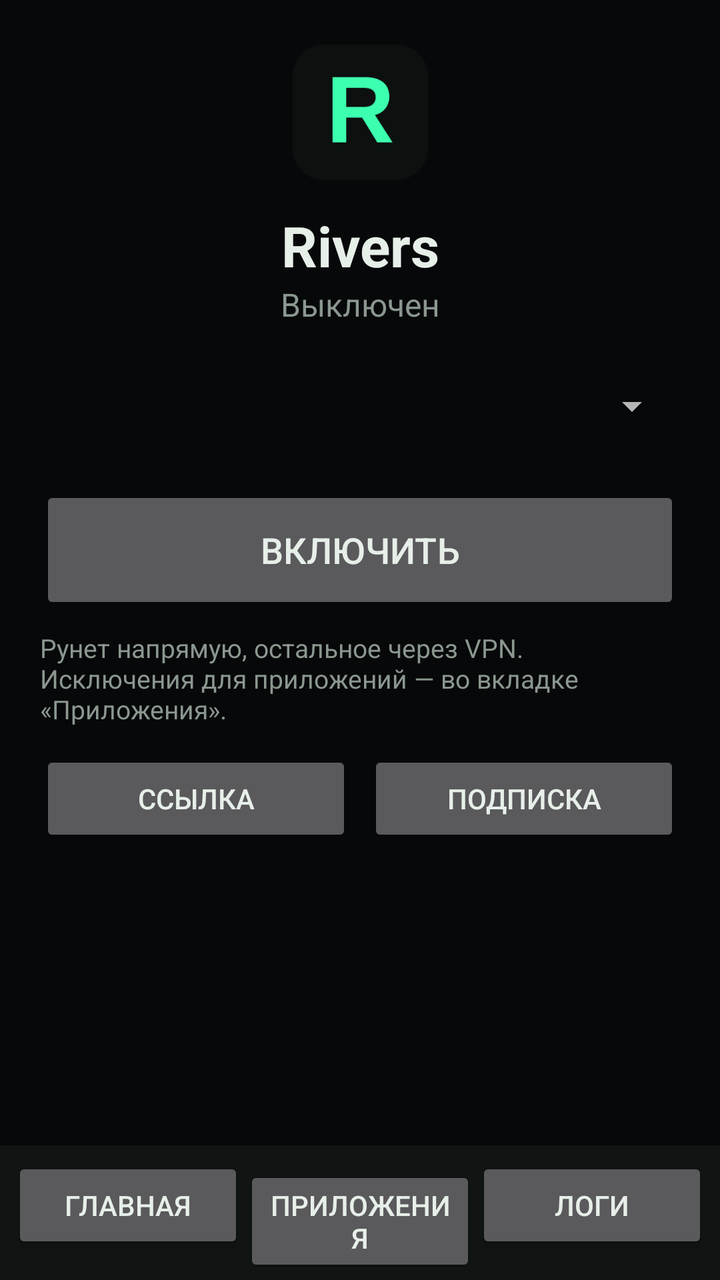
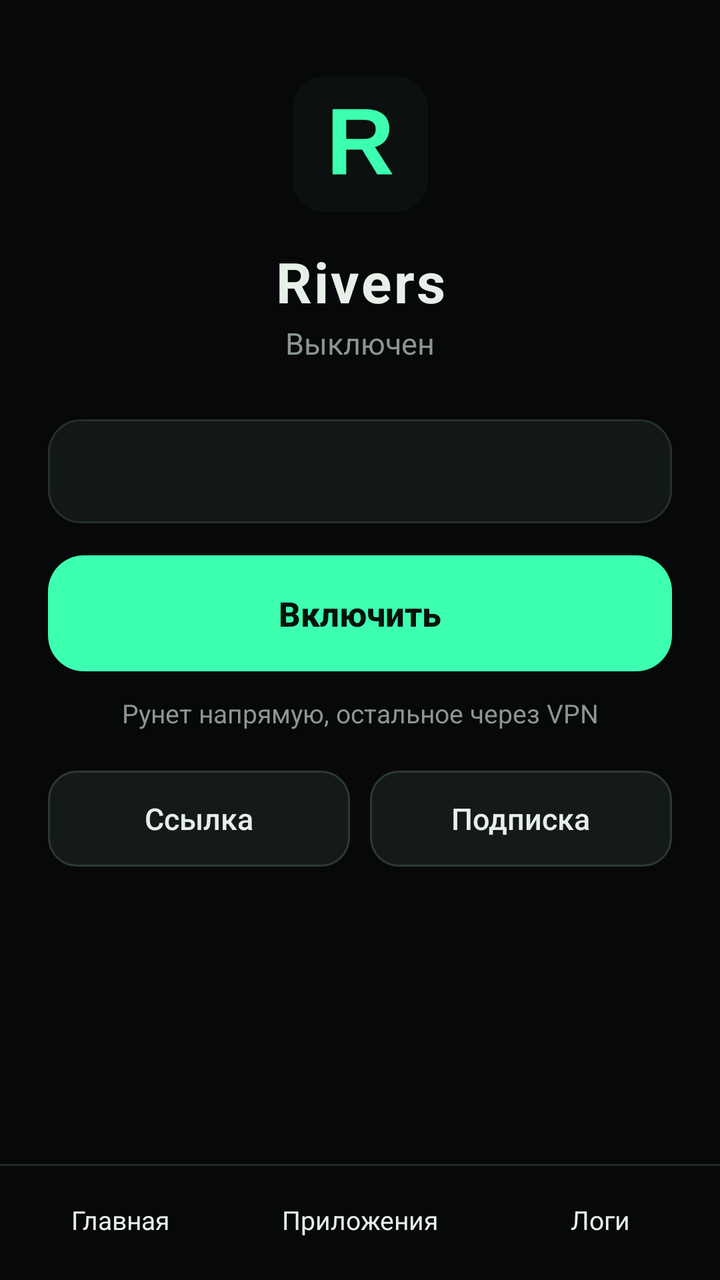

Compare the two renders of this Android layout. The source of the first and the diff that turns it into the second are given below.
<!-- AndroidManifest.xml: application theme Theme.Rivers -->
<!-- res/layout/activity_main.xml -->
<?xml version="1.0" encoding="utf-8"?>
<LinearLayout xmlns:android="http://schemas.android.com/apk/res/android"
    android:layout_width="match_parent"
    android:layout_height="match_parent"
    android:fitsSystemWindows="true"
    android:orientation="vertical">

    <FrameLayout
        android:layout_width="match_parent"
        android:layout_height="0dp"
        android:layout_weight="1">

        <ScrollView
            android:id="@+id/pageHome"
            android:layout_width="match_parent"
            android:layout_height="match_parent"
            android:fillViewport="true">

            <LinearLayout
                android:layout_width="match_parent"
                android:layout_height="wrap_content"
                android:orientation="vertical"
                android:padding="20dp">

                <ImageView
                    android:layout_width="72dp"
                    android:layout_height="72dp"
                    android:layout_gravity="center_horizontal"
                    android:contentDescription="Rivers"
                    android:src="@drawable/ic_launcher" />

                <TextView
                    android:layout_width="match_parent"
                    android:layout_height="wrap_content"
                    android:layout_marginTop="12dp"
                    android:gravity="center"
                    android:text="Rivers"
                    android:textSize="28sp"
                    android:textStyle="bold" />

                <TextView
                    android:id="@+id/status"
                    android:layout_width="match_parent"
                    android:layout_height="wrap_content"
                    android:gravity="center"
                    android:text="Выключен"
                    android:textColor="#8b978f"
                    android:textSize="16sp" />

                <Spinner
                    android:id="@+id/servers"
                    android:layout_width="match_parent"
                    android:layout_height="48dp"
                    android:layout_marginTop="16dp" />

                <Button
                    android:id="@+id/power"
                    android:layout_width="match_parent"
                    android:layout_height="64dp"
                    android:layout_marginTop="16dp"
                    android:text="Включить"
                    android:textSize="18sp" />

                <TextView
                    android:layout_width="match_parent"
                    android:layout_height="wrap_content"
                    android:layout_marginTop="8dp"
                    android:text="Рунет напрямую, остальное через VPN. Исключения для приложений — во вкладке «Приложения»."
                    android:textColor="#8b978f"
                    android:textSize="13sp" />

                <LinearLayout
                    android:layout_width="match_parent"
                    android:layout_height="wrap_content"
                    android:layout_marginTop="12dp"
                    android:orientation="horizontal">

                    <Button
                        android:id="@+id/addLink"
                        android:layout_width="0dp"
                        android:layout_height="wrap_content"
                        android:layout_weight="1"
                        android:text="Ссылка" />

                    <Button
                        android:id="@+id/addSub"
                        android:layout_width="0dp"
                        android:layout_height="wrap_content"
                        android:layout_marginStart="8dp"
                        android:layout_weight="1"
                        android:text="Подписка" />
                </LinearLayout>
            </LinearLayout>
        </ScrollView>

        <LinearLayout
            android:id="@+id/pageApps"
            android:layout_width="match_parent"
            android:layout_height="match_parent"
            android:orientation="vertical"
            android:padding="16dp"
            android:visibility="gone">

            <TextView
                android:layout_width="match_parent"
                android:layout_height="wrap_content"
                android:text="Приложения"
                android:textSize="22sp"
                android:textStyle="bold" />

            <TextView
                android:id="@+id/appsHint"
                android:layout_width="match_parent"
                android:layout_height="wrap_content"
                android:layout_marginTop="6dp"
                android:textColor="#8b978f"
                android:textSize="13sp" />

            <LinearLayout
                android:layout_width="match_parent"
                android:layout_height="wrap_content"
                android:layout_marginTop="10dp"
                android:orientation="horizontal">

                <Button
                    android:id="@+id/modeDirect"
                    android:layout_width="0dp"
                    android:layout_height="wrap_content"
                    android:layout_weight="1"
                    android:text="Напрямую" />

                <Button
                    android:id="@+id/modeVpn"
                    android:layout_width="0dp"
                    android:layout_height="wrap_content"
                    android:layout_marginStart="8dp"
                    android:layout_weight="1"
                    android:text="Через VPN" />
            </LinearLayout>

            <EditText
                android:id="@+id/appSearch"
                android:layout_width="match_parent"
                android:layout_height="wrap_content"
                android:layout_marginTop="8dp"
                android:hint="Поиск"
                android:inputType="text"
                android:textColorHint="#8b978f" />

            <ListView
                android:id="@+id/appList"
                android:layout_width="match_parent"
                android:layout_height="0dp"
                android:layout_marginTop="8dp"
                android:layout_weight="1" />
        </LinearLayout>

        <LinearLayout
            android:id="@+id/pageLogs"
            android:layout_width="match_parent"
            android:layout_height="match_parent"
            android:orientation="vertical"
            android:padding="16dp"
            android:visibility="gone">

            <LinearLayout
                android:layout_width="match_parent"
                android:layout_height="wrap_content"
                android:gravity="center_vertical"
                android:orientation="horizontal">

                <TextView
                    android:layout_width="0dp"
                    android:layout_height="wrap_content"
                    android:layout_weight="1"
                    android:text="Логи"
                    android:textSize="22sp"
                    android:textStyle="bold" />

                <Button
                    android:id="@+id/copyLogs"
                    android:layout_width="wrap_content"
                    android:layout_height="wrap_content"
                    android:text="Копировать" />
            </LinearLayout>

            <ScrollView
                android:layout_width="match_parent"
                android:layout_height="0dp"
                android:layout_marginTop="8dp"
                android:layout_weight="1">

                <TextView
                    android:id="@+id/logs"
                    android:layout_width="match_parent"
                    android:layout_height="wrap_content"
                    android:fontFamily="monospace"
                    android:text="Пока пусто."
                    android:textColor="#c9d4cc"
                    android:textSize="12sp" />
            </ScrollView>
        </LinearLayout>
    </FrameLayout>

    <LinearLayout
        android:layout_width="match_parent"
        android:layout_height="wrap_content"
        android:background="#101412"
        android:orientation="horizontal"
        android:padding="6dp">

        <Button
            android:id="@+id/tabHome"
            android:layout_width="0dp"
            android:layout_height="wrap_content"
            android:layout_weight="1"
            android:text="Главная" />

        <Button
            android:id="@+id/tabApps"
            android:layout_width="0dp"
            android:layout_height="wrap_content"
            android:layout_weight="1"
            android:text="Приложения" />

        <Button
            android:id="@+id/tabLogs"
            android:layout_width="0dp"
            android:layout_height="wrap_content"
            android:layout_weight="1"
            android:text="Логи" />
    </LinearLayout>
</LinearLayout>
<!-- resources referenced by this layout -->
<resources>
  <style name="Theme.Rivers" parent="android:Theme.Material.NoActionBar">
          <item name="android:statusBarColor">#07080a</item>
          <item name="android:navigationBarColor">#07080a</item>
          <item name="android:windowBackground">#07080a</item>
          <item name="android:colorAccent">#3dffb0</item>
          <item name="android:textColor">#e7efe9</item>
      </style>
  <!-- unchanged entries left out for length: 1 -->
</resources>

<!-- the commit's change to res/layout/activity_main.xml (unified diff, before → after) -->
@@ -20,20 +20,22 @@
                 android:layout_width="match_parent"
                 android:layout_height="wrap_content"
                 android:orientation="vertical"
-                android:padding="20dp">
+                android:padding="24dp">
 
                 <ImageView
                     android:layout_width="72dp"
                     android:layout_height="72dp"
                     android:layout_gravity="center_horizontal"
+                    android:layout_marginTop="12dp"
                     android:contentDescription="Rivers"
                     android:src="@drawable/ic_launcher" />
 
                 <TextView
                     android:layout_width="match_parent"
                     android:layout_height="wrap_content"
-                    android:layout_marginTop="12dp"
-                    android:gravity="center"
+                    android:layout_marginTop="14dp"
+                    android:gravity="center"
+                    android:letterSpacing="0.04"
                     android:text="Rivers"
                     android:textSize="28sp"
                     android:textStyle="bold" />
@@ -42,51 +44,57 @@
                     android:id="@+id/status"
                     android:layout_width="match_parent"
                     android:layout_height="wrap_content"
+                    android:layout_marginTop="2dp"
                     android:gravity="center"
                     android:text="Выключен"
-                    android:textColor="#8b978f"
-                    android:textSize="16sp" />
+                    android:textColor="#8B978F"
+                    android:textSize="15sp" />
 
                 <Spinner
                     android:id="@+id/servers"
                     android:layout_width="match_parent"
-                    android:layout_height="48dp"
-                    android:layout_marginTop="16dp" />
+                    android:layout_height="52dp"
+                    android:layout_marginTop="28dp"
+                    android:background="@drawable/bg_card"
+                    android:paddingStart="16dp"
+                    android:paddingEnd="16dp"
+                    android:popupBackground="#161B18" />
 
                 <Button
                     android:id="@+id/power"
-                    android:layout_width="match_parent"
-                    android:layout_height="64dp"
+                    style="@style/Rivers.Power"
+                    android:layout_width="match_parent"
+                    android:layout_height="58dp"
                     android:layout_marginTop="16dp"
-                    android:text="Включить"
-                    android:textSize="18sp" />
-
-                <TextView
-                    android:layout_width="match_parent"
-                    android:layout_height="wrap_content"
-                    android:layout_marginTop="8dp"
-                    android:text="Рунет напрямую, остальное через VPN. Исключения для приложений — во вкладке «Приложения»."
-                    android:textColor="#8b978f"
+                    android:text="Включить" />
+
+                <TextView
+                    android:layout_width="match_parent"
+                    android:layout_height="wrap_content"
+                    android:layout_marginTop="12dp"
+                    android:gravity="center"
+                    android:text="Рунет напрямую, остальное через VPN"
+                    android:textColor="#8B978F"
                     android:textSize="13sp" />
 
                 <LinearLayout
                     android:layout_width="match_parent"
                     android:layout_height="wrap_content"
-                    android:layout_marginTop="12dp"
+                    android:layout_marginTop="20dp"
                     android:orientation="horizontal">
 
                     <Button
                         android:id="@+id/addLink"
                         android:layout_width="0dp"
-                        android:layout_height="wrap_content"
+                        android:layout_height="48dp"
                         android:layout_weight="1"
                         android:text="Ссылка" />
 
                     <Button
                         android:id="@+id/addSub"
                         android:layout_width="0dp"
-                        android:layout_height="wrap_content"
-                        android:layout_marginStart="8dp"
+                        android:layout_height="48dp"
+                        android:layout_marginStart="10dp"
                         android:layout_weight="1"
                         android:text="Подписка" />
                 </LinearLayout>
@@ -98,14 +106,17 @@
             android:layout_width="match_parent"
             android:layout_height="match_parent"
             android:orientation="vertical"
-            android:padding="16dp"
+            android:paddingStart="20dp"
+            android:paddingTop="18dp"
+            android:paddingEnd="20dp"
+            android:paddingBottom="8dp"
             android:visibility="gone">
 
             <TextView
                 android:layout_width="match_parent"
                 android:layout_height="wrap_content"
                 android:text="Приложения"
-                android:textSize="22sp"
+                android:textSize="26sp"
                 android:textStyle="bold" />
 
             <TextView
@@ -113,46 +124,68 @@
                 android:layout_width="match_parent"
                 android:layout_height="wrap_content"
                 android:layout_marginTop="6dp"
-                android:textColor="#8b978f"
+                android:textColor="#8B978F"
                 android:textSize="13sp" />
 
             <LinearLayout
                 android:layout_width="match_parent"
                 android:layout_height="wrap_content"
-                android:layout_marginTop="10dp"
-                android:orientation="horizontal">
-
-                <Button
+                android:layout_marginTop="14dp"
+                android:background="@drawable/bg_segment"
+                android:orientation="horizontal"
+                android:padding="4dp">
+
+                <TextView
                     android:id="@+id/modeDirect"
                     android:layout_width="0dp"
-                    android:layout_height="wrap_content"
+                    android:layout_height="40dp"
                     android:layout_weight="1"
-                    android:text="Напрямую" />
-
-                <Button
+                    android:background="@drawable/bg_choice_on"
+                    android:clickable="true"
+                    android:focusable="true"
+                    android:gravity="center"
+                    android:text="Напрямую"
+                    android:textColor="#07110C"
+                    android:textSize="14sp"
+                    android:textStyle="bold" />
+
+                <TextView
                     android:id="@+id/modeVpn"
                     android:layout_width="0dp"
-                    android:layout_height="wrap_content"
-                    android:layout_marginStart="8dp"
+                    android:layout_height="40dp"
                     android:layout_weight="1"
-                    android:text="Через VPN" />
+                    android:background="@drawable/bg_choice_off"
+                    android:clickable="true"
+                    android:focusable="true"
+                    android:gravity="center"
+                    android:text="Через VPN"
+                    android:textColor="#8B978F"
+                    android:textSize="14sp"
+                    android:textStyle="bold" />
             </LinearLayout>
 
             <EditText
                 android:id="@+id/appSearch"
                 android:layout_width="match_parent"
-                android:layout_height="wrap_content"
-                android:layout_marginTop="8dp"
+                android:layout_height="48dp"
+                android:layout_marginTop="12dp"
+                android:background="@drawable/bg_field"
                 android:hint="Поиск"
                 android:inputType="text"
-                android:textColorHint="#8b978f" />
+                android:paddingStart="16dp"
+                android:paddingEnd="16dp"
+                android:textColor="#E7EFE9"
+                android:textColorHint="#8B978F"
+                android:textSize="15sp" />
 
             <ListView
                 android:id="@+id/appList"
                 android:layout_width="match_parent"
                 android:layout_height="0dp"
                 android:layout_marginTop="8dp"
-                android:layout_weight="1" />
+                android:layout_weight="1"
+                android:divider="#1C2420"
+                android:dividerHeight="1dp" />
         </LinearLayout>
 
         <LinearLayout
@@ -160,7 +193,7 @@
             android:layout_width="match_parent"
             android:layout_height="match_parent"
             android:orientation="vertical"
-            android:padding="16dp"
+            android:padding="20dp"
             android:visibility="gone">
 
             <LinearLayout
@@ -174,21 +207,24 @@
                     android:layout_height="wrap_content"
                     android:layout_weight="1"
                     android:text="Логи"
-                    android:textSize="22sp"
+                    android:textSize="26sp"
                     android:textStyle="bold" />
 
                 <Button
                     android:id="@+id/copyLogs"
                     android:layout_width="wrap_content"
-                    android:layout_height="wrap_content"
+                    android:layout_height="40dp"
+                    android:minHeight="40dp"
                     android:text="Копировать" />
             </LinearLayout>
 
             <ScrollView
                 android:layout_width="match_parent"
                 android:layout_height="0dp"
-                android:layout_marginTop="8dp"
-                android:layout_weight="1">
+                android:layout_marginTop="12dp"
+                android:layout_weight="1"
+                android:background="@drawable/bg_card"
+                android:padding="14dp">
 
                 <TextView
                     android:id="@+id/logs"
@@ -196,7 +232,7 @@
                     android:layout_height="wrap_content"
                     android:fontFamily="monospace"
                     android:text="Пока пусто."
-                    android:textColor="#c9d4cc"
+                    android:textColor="#C9D4CC"
                     android:textSize="12sp" />
             </ScrollView>
         </LinearLayout>
@@ -205,29 +241,45 @@
     <LinearLayout
         android:layout_width="match_parent"
         android:layout_height="wrap_content"
-        android:background="#101412"
+        android:background="@drawable/bg_tabbar"
         android:orientation="horizontal"
-        android:padding="6dp">
-
-        <Button
+        android:paddingTop="4dp"
+        android:paddingBottom="6dp">
+
+        <TextView
             android:id="@+id/tabHome"
             android:layout_width="0dp"
-            android:layout_height="wrap_content"
+            android:layout_height="48dp"
             android:layout_weight="1"
-            android:text="Главная" />
-
-        <Button
+            android:background="?android:attr/selectableItemBackground"
+            android:clickable="true"
+            android:focusable="true"
+            android:gravity="center"
+            android:text="Главная"
+            android:textSize="13sp" />
+
+        <TextView
             android:id="@+id/tabApps"
             android:layout_width="0dp"
-            android:layout_height="wrap_content"
+            android:layout_height="48dp"
             android:layout_weight="1"
-            android:text="Приложения" />
-
-        <Button
+            android:background="?android:attr/selectableItemBackground"
+            android:clickable="true"
+            android:focusable="true"
+            android:gravity="center"
+            android:text="Приложения"
+            android:textSize="13sp" />
+
+        <TextView
             android:id="@+id/tabLogs"
             android:layout_width="0dp"
-            android:layout_height="wrap_content"
+            android:layout_height="48dp"
             android:layout_weight="1"
-            android:text="Логи" />
+            android:background="?android:attr/selectableItemBackground"
+            android:clickable="true"
+            android:focusable="true"
+            android:gravity="center"
+            android:text="Логи"
+            android:textSize="13sp" />
     </LinearLayout>
 </LinearLayout>
<!-- resource entries referenced after the edit -->
@@ -1,12 +1,123 @@
 <!-- resources referenced by this layout -->
 <resources>
+  <!-- drawable bg_card (drawable) -->
+  <?xml version="1.0" encoding="utf-8"?>
+  <shape xmlns:android="http://schemas.android.com/apk/res/android"
+      android:shape="rectangle">
+      <solid android:color="#121816" />
+      <stroke
+          android:width="1dp"
+          android:color="#24302B" />
+      <corners android:radius="16dp" />
+  </shape>
+  <!-- drawable bg_choice_off (drawable) -->
+  <?xml version="1.0" encoding="utf-8"?>
+  <shape xmlns:android="http://schemas.android.com/apk/res/android"
+      android:shape="rectangle">
+      <solid android:color="#00000000" />
+      <corners android:radius="12dp" />
+  </shape>
+  <!-- drawable bg_choice_on (drawable) -->
+  <?xml version="1.0" encoding="utf-8"?>
+  <shape xmlns:android="http://schemas.android.com/apk/res/android"
+      android:shape="rectangle">
+      <solid android:color="#3DFFB0" />
+      <corners android:radius="12dp" />
+  </shape>
+  <!-- drawable bg_field (drawable) -->
+  <?xml version="1.0" encoding="utf-8"?>
+  <shape xmlns:android="http://schemas.android.com/apk/res/android"
+      android:shape="rectangle">
+      <solid android:color="#101614" />
+      <stroke
+          android:width="1dp"
+          android:color="#24302B" />
+      <corners android:radius="14dp" />
+  </shape>
+  <!-- drawable bg_segment (drawable) -->
+  <?xml version="1.0" encoding="utf-8"?>
+  <shape xmlns:android="http://schemas.android.com/apk/res/android"
+      android:shape="rectangle">
+      <solid android:color="#121816" />
+      <corners android:radius="16dp" />
+  </shape>
+  <!-- drawable bg_tabbar (drawable) -->
+  <?xml version="1.0" encoding="utf-8"?>
+  <layer-list xmlns:android="http://schemas.android.com/apk/res/android">
+      <item>
+          <shape android:shape="rectangle">
+              <solid android:color="#07080A" />
+          </shape>
+      </item>
+      <item
+          android:height="1dp"
+          android:gravity="top">
+          <shape android:shape="rectangle">
+              <solid android:color="#1E2824" />
+          </shape>
+      </item>
+  </layer-list>
+  <style name="Rivers.Power" parent="Rivers.Button">
+          <item name="android:background">@drawable/bg_power</item>
+          <item name="android:textColor">#07110C</item>
+          <item name="android:textSize">17sp</item>
+          <item name="android:textStyle">bold</item>
+          <item name="android:minHeight">58dp</item>
+      </style>
   <style name="Theme.Rivers" parent="android:Theme.Material.NoActionBar">
-          <item name="android:statusBarColor">#07080a</item>
-          <item name="android:navigationBarColor">#07080a</item>
-          <item name="android:windowBackground">#07080a</item>
-          <item name="android:colorAccent">#3dffb0</item>
-          <item name="android:textColor">#e7efe9</item>
+          <item name="android:statusBarColor">#07080A</item>
+          <item name="android:navigationBarColor">#07080A</item>
+          <item name="android:windowBackground">#07080A</item>
+          <item name="android:colorAccent">#3DFFB0</item>
+          <item name="android:colorControlActivated">#3DFFB0</item>
+          <item name="android:textColor">#E7EFE9</item>
+          <item name="android:buttonStyle">@style/Rivers.Button</item>
+          <item name="android:alertDialogTheme">@style/Theme.Rivers.Dialog</item>
       </style>
+  <style name="Rivers.Button" parent="android:Widget.Material.Button">
+          <item name="android:background">@drawable/bg_pill</item>
+          <item name="android:textColor">#E7EFE9</item>
+          <item name="android:textAllCaps">false</item>
+          <item name="android:textSize">15sp</item>
+          <item name="android:stateListAnimator">@null</item>
+          <item name="android:elevation">0dp</item>
+          <item name="android:minHeight">48dp</item>
+          <item name="android:paddingLeft">18dp</item>
+          <item name="android:paddingRight">18dp</item>
+          <item name="android:fontFamily">sans-serif-medium</item>
+      </style>
+  <!-- drawable bg_power (drawable) -->
+  <?xml version="1.0" encoding="utf-8"?>
+  <ripple xmlns:android="http://schemas.android.com/apk/res/android"
+      android:color="#3307110C">
+      <item>
+          <shape android:shape="rectangle">
+              <solid android:color="#3DFFB0" />
+              <corners android:radius="18dp" />
+          </shape>
+      </item>
+  </ripple>
+  <style name="Theme.Rivers.Dialog" parent="android:Theme.Material.Dialog.Alert">
+          <item name="android:colorAccent">#3DFFB0</item>
+          <item name="android:textColorPrimary">#E7EFE9</item>
+          <item name="android:textColor">#E7EFE9</item>
+          <item name="android:background">#161B18</item>
+          <item name="android:windowBackground">#161B18</item>
+      </style>
+  <!-- drawable bg_pill (drawable) -->
+  <?xml version="1.0" encoding="utf-8"?>
+  <ripple xmlns:android="http://schemas.android.com/apk/res/android"
+      android:color="#223DFFB0">
+      <item>
+          <shape android:shape="rectangle">
+              <solid android:color="#141A17" />
+              <stroke
+                  android:width="1dp"
+                  android:color="#2C3A34" />
+              <corners android:radius="14dp" />
+          </shape>
+      </item>
+  </ripple>
   <!-- unchanged entries left out for length: 1 -->
 </resources>
 
